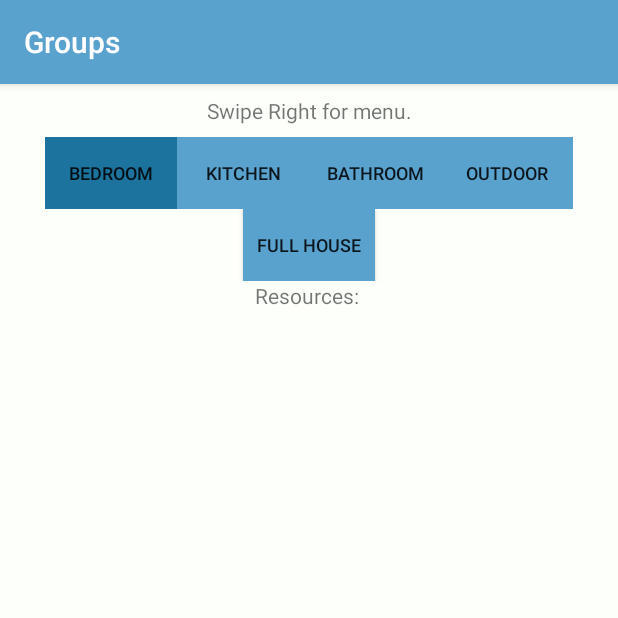
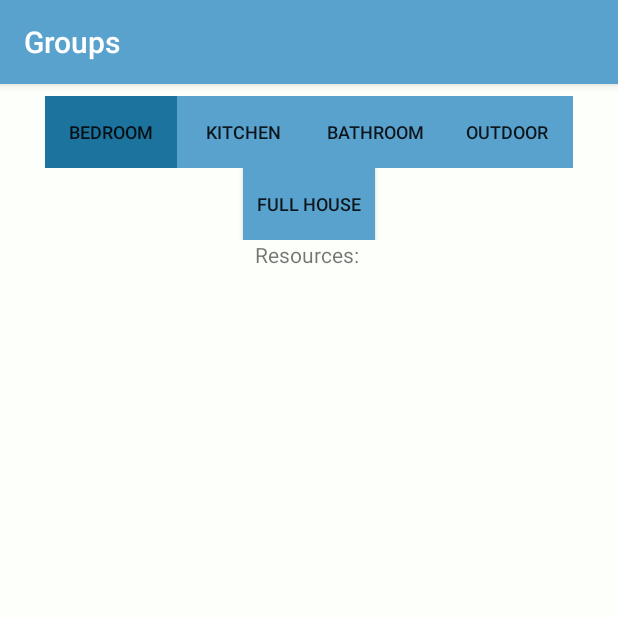
Before and after one commit to ScottFulton/SEG2105Project, an Android app: the ChoreGroups screen opened directly, with no data from a screen before it, on a phone screen of 412 x 824 dp, the top half of it. Run offline under Robolectric (Android 15) with nearby library versions, the phone set to English and light mode, and no system bars; 3 statements that could not run were skipped.

Commit message:
Revert "commit 12112112221123"
This reverts commit 7feca36f342a47e9ab3a6622a7b8518222d083ad.

```diff
--- a/HouseholdChoreManager/app/src/main/res/layout/activity_chore_groups.xml
+++ b/HouseholdChoreManager/app/src/main/res/layout/activity_chore_groups.xml
@@ -16,23 +16,6 @@
     <android.support.constraint.ConstraintLayout
         android:layout_width="match_parent"
         android:layout_height="match_parent">
-
-        <LinearLayout
-            android:id="@+id/reminder"
-            android:layout_width="wrap_content"
-            android:layout_height="wrap_content"
-            android:layout_marginTop="8dp"
-            app:layout_constraintLeft_toLeftOf="parent"
-            app:layout_constraintRight_toRightOf="parent"
-            app:layout_constraintTop_toTopOf="parent">
-
-            <TextView
-                android:id="@+id/textView7"
-                android:layout_width="wrap_content"
-                android:layout_height="wrap_content"
-                android:layout_weight="1"
-                android:text="@string/reminder"/>
-        </LinearLayout>
 
         <ListView
             android:id="@+id/choreList"
@@ -126,7 +109,7 @@
             android:orientation="horizontal"
             app:layout_constraintLeft_toLeftOf="parent"
             app:layout_constraintRight_toRightOf="parent"
-            app:layout_constraintTop_toBottomOf="@id/reminder">
+            app:layout_constraintTop_toTopOf="parent">
 
             <Button
                 android:id="@+id/BedroomBtn"
--- a/HouseholdChoreManager/app/src/main/res/values/strings.xml
+++ b/HouseholdChoreManager/app/src/main/res/values/strings.xml
@@ -32,7 +32,4 @@
     <string name="title_activity_launch">LaunchActivity</string>
     <string name="dummy_button">Dummy Button</string>
     <string name="dummy_content">DUMMY\nCONTENT</string>
-    <string name="reminder">Swipe Right for menu.</string>
-
-
 </resources>
--- a/HouseholdChoreManager/build.gradle
+++ b/HouseholdChoreManager/build.gradle
@@ -5,7 +5,7 @@ buildscript {
         jcenter()
     }
     dependencies {
-        classpath 'com.android.tools.build:gradle:3.0.1'
+        classpath 'com.android.tools.build:gradle:2.3.3'
 
         // NOTE: Do not place your application dependencies here; they belong
         // in the individual module build.gradle files
```
Also changed, not shown: HouseholdChoreManager/app/src/main/res/layout/activity_your_chores.xml (+1 -18 lines), HouseholdChoreManager/gradle/wrapper/gradle-wrapper.properties.
